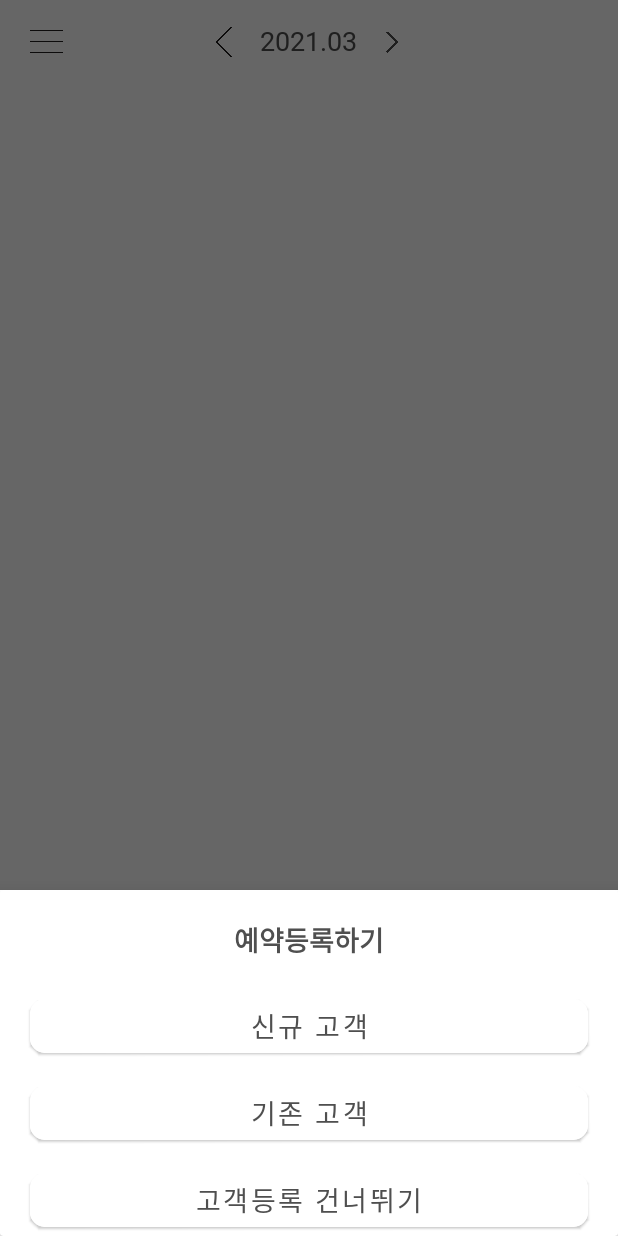
After one commit to ghks0924/Today-sEyebrowKtVer, an Android app: the fragment BottomSheetFragmentEvent placed in its activity, on a phone screen of 412 x 824 dp. The commit adds this screen. Run offline under Robolectric (Android 15) with nearby library versions, the phone set to English and light mode, and no system bars.

Commit message:
03/28 moving to Kotlin-3

```diff
--- a/app/src/main/java/com/example/today_seyebrowktver/BaseActivity.kt
+++ b/app/src/main/java/com/example/today_seyebrowktver/BaseActivity.kt
@@ -13,7 +13,7 @@ open class BaseActivity : AppCompatActivity() {
     override fun onCreate(savedInstanceState: Bundle?) {
         super.onCreate(savedInstanceState)
         setContentView(R.layout.activity_base)
-        setSupportActionBar(findViewById(R.id.toolbar))
+
 
         findViewById<FloatingActionButton>(R.id.fab).setOnClickListener { view ->
             Snackbar.make(view, "Replace with your own action", Snackbar.LENGTH_LONG)
--- a/app/src/main/java/com/example/today_seyebrowktver/BottomSheetFragmentCustomer.kt
+++ b/app/src/main/java/com/example/today_seyebrowktver/BottomSheetFragmentCustomer.kt
@@ -22,7 +22,7 @@ class BottomSheetFragmentCustomer : BottomSheetDialogFragment() {
     ): View? {
         // Inflate the layout for this fragment
 
-        val view = inflater.inflate(R.layout.bottomsheet_addcus, container, false)
+        val view = inflater.inflate(R.layout.bottomsheet_create_cus, container, false)
         val manualCreateBtn: MaterialButton = view.findViewById(R.id.manuallyAdd)
         val fromBookBtn: MaterialButton = view.findViewById(R.id.fromPhonebook)
 
--- /dev/null
+++ b/app/src/main/java/com/example/today_seyebrowktver/BottomSheetFragmentEvent.kt
@@ -0,0 +1,41 @@
+package com.example.today_seyebrowktver
+
+import android.content.Context
+import android.os.Bundle
+import android.view.LayoutInflater
+import android.view.View
+import android.view.ViewGroup
+import android.widget.Toast
+import com.google.android.material.bottomsheet.BottomSheetDialogFragment
+import com.google.android.material.button.MaterialButton
+
+class BottomSheetFragmentEvent : BottomSheetDialogFragment(){
+
+    private val mContext: Context? = context
+
+    override fun onCreateView(
+        inflater: LayoutInflater,
+        container: ViewGroup?,
+        savedInstanceState: Bundle?
+    ): View? {
+
+        val view = inflater.inflate(R.layout.bottomsheet_create_evt, container, false)
+        val newCusBtn: MaterialButton = view.findViewById(R.id.new_cus)
+        val oldCusBtn: MaterialButton = view.findViewById(R.id.old_cus)
+        val skipCusBtn: MaterialButton = view.findViewById(R.id.skip_cus)
+
+        newCusBtn.setOnClickListener(View.OnClickListener {
+            (activity as BaseActivity).mShowLongToast("new CUs")
+        })
+
+        oldCusBtn.setOnClickListener(View.OnClickListener {
+            (activity as BaseActivity).mShowLongToast("old CUs")
+        })
+
+        skipCusBtn.setOnClickListener(View.OnClickListener {
+            (activity as BaseActivity).mShowLongToast("skip CUs")
+        })
+
+        return view
+    }
+}
--- a/app/src/main/java/com/example/today_seyebrowktver/FragmentHome.kt
+++ b/app/src/main/java/com/example/today_seyebrowktver/FragmentHome.kt
@@ -28,6 +28,10 @@ class FragmentHome : Fragment() {
 
         })
 
+        binding.fab.setOnClickListener(View.OnClickListener {
+            (activity as MainActivity).mSelectTypeOfCustomer()
+        })
+
         return binding.root
     }
 
--- a/app/src/main/java/com/example/today_seyebrowktver/MainActivity.kt
+++ b/app/src/main/java/com/example/today_seyebrowktver/MainActivity.kt
@@ -187,11 +187,16 @@ class MainActivity : BaseActivity() {
     }
 
     fun mSelectHowToCreateCustomer(){
-        mShowShortToast("이건?")
+
 
         val frag = BottomSheetFragmentCustomer()
         frag.show(supportFragmentManager, frag.tag)
 
+    }
+
+    fun mSelectTypeOfCustomer(){
+        val frag = BottomSheetFragmentEvent()
+        frag.show(supportFragmentManager, frag.tag)
     }
 
 
--- /dev/null
+++ b/app/src/main/res/layout/bottomsheet_create_evt.xml
@@ -0,0 +1,107 @@
+<?xml version="1.0" encoding="utf-8"?>
+<androidx.cardview.widget.CardView xmlns:android="http://schemas.android.com/apk/res/android"
+    android:layout_width="match_parent"
+    android:layout_height="wrap_content"
+    xmlns:app="http://schemas.android.com/apk/res-auto"
+    android:gravity="center_horizontal"
+    android:orientation="vertical"
+    android:padding="16dp">
+
+    <androidx.constraintlayout.widget.ConstraintLayout
+        android:layout_width="match_parent"
+        android:layout_height="match_parent">
+
+
+        <TextView
+            android:id="@+id/dialog_title"
+            android:layout_width="wrap_content"
+            android:layout_height="wrap_content"
+
+            android:layout_marginTop="@dimen/activity_big_vertical_margin"
+            android:fontFamily="@font/gilroyextrabold"
+            android:includeFontPadding="false"
+
+            android:text="예약등록하기"
+
+            android:textColor="#4f4f4f"
+            android:textSize="@dimen/title_textsize"
+            app:layout_constraintLeft_toLeftOf="parent"
+            app:layout_constraintRight_toRightOf="parent"
+            app:layout_constraintTop_toTopOf="parent" />
+
+        <com.google.android.material.button.MaterialButton
+            android:id="@+id/new_cus"
+            android:layout_width="match_parent"
+            android:layout_height="wrap_content"
+
+            android:layout_marginLeft="@dimen/activity_big_horizontal_margin"
+            android:layout_marginTop="@dimen/activity_big_vertical_margin"
+            android:layout_marginRight="@dimen/activity_big_horizontal_margin"
+
+            android:backgroundTint="@color/white"
+            android:elevation="1dp"
+            android:fontFamily="@font/notosanscjkkrmedium"
+
+            android:includeFontPadding="false"
+            android:stateListAnimator="@null"
+            android:text="신규 고객"
+            android:textColor="@color/mainGrey"
+            android:textSize="18sp"
+
+            app:cornerRadius="10dp"
+            app:layout_constraintLeft_toLeftOf="parent"
+            app:layout_constraintRight_toRightOf="parent"
+            app:layout_constraintTop_toBottomOf="@+id/dialog_title"
+            app:rippleColor="@color/weakGrey" />
+
+        <com.google.android.material.button.MaterialButton
+            android:id="@+id/old_cus"
+            android:layout_width="match_parent"
+            android:layout_height="wrap_content"
+
+            android:layout_marginLeft="@dimen/activity_big_horizontal_margin"
+            android:layout_marginTop="@dimen/activity_small_vertical_margin"
+            android:layout_marginRight="@dimen/activity_big_horizontal_margin"
+
+            android:backgroundTint="@color/white"
+            android:elevation="1dp"
+            android:fontFamily="@font/notosanscjkkrmedium"
+
+            android:includeFontPadding="false"
+            android:text="기존 고객"
+            android:textColor="@color/mainGrey"
+
+            android:textSize="18sp"
+            app:cornerRadius="10dp"
+            app:layout_constraintLeft_toLeftOf="parent"
+            app:layout_constraintRight_toRightOf="parent"
+            app:layout_constraintTop_toBottomOf="@+id/new_cus" />
+
+        <com.google.android.material.button.MaterialButton
+            android:id="@+id/skip_cus"
+            android:layout_width="match_parent"
+            android:layout_height="wrap_content"
+
+            android:layout_marginLeft="@dimen/activity_big_horizontal_margin"
+            android:layout_marginTop="@dimen/activity_small_vertical_margin"
+            android:layout_marginRight="@dimen/activity_big_horizontal_margin"
+
+            android:backgroundTint="@color/white"
+            android:elevation="1dp"
+            android:fontFamily="@font/notosanscjkkrmedium"
+
+            android:includeFontPadding="false"
+            android:text="고객등록 건너뛰기"
+            android:textColor="@color/mainGrey"
+
+            android:textSize="18sp"
+            app:cornerRadius="10dp"
+            app:layout_constraintLeft_toLeftOf="parent"
+            app:layout_constraintRight_toRightOf="parent"
+            app:layout_constraintTop_toBottomOf="@+id/old_cus" />
+
+    </androidx.constraintlayout.widget.ConstraintLayout>
+
+
+
+</androidx.cardview.widget.CardView>
--- a/app/src/main/res/layout/fragment_blank.xml
+++ /dev/null
@@ -1,14 +0,0 @@
-<?xml version="1.0" encoding="utf-8"?>
-<FrameLayout xmlns:android="http://schemas.android.com/apk/res/android"
-    xmlns:tools="http://schemas.android.com/tools"
-    android:layout_width="match_parent"
-    android:layout_height="match_parent"
-    tools:context=".BottomSheetFragmentCustomer">
-
-    <!-- TODO: Update blank fragment layout -->
-    <TextView
-        android:layout_width="match_parent"
-        android:layout_height="match_parent"
-        android:text="@string/hello_blank_fragment" />
-
-</FrameLayout>
```
Also changed, not shown: app/src/main/res/layout/bottomsheet_create_cus.xml (renamed from app/src/main/res/layout/bottomsheet_addcus.xml).
